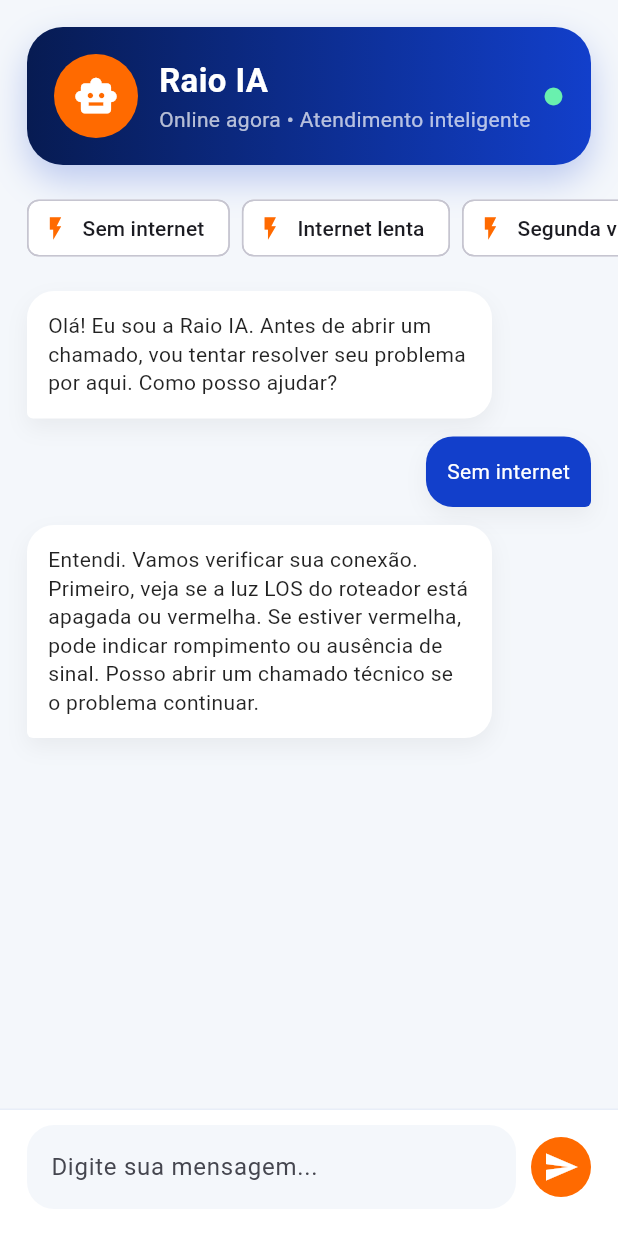
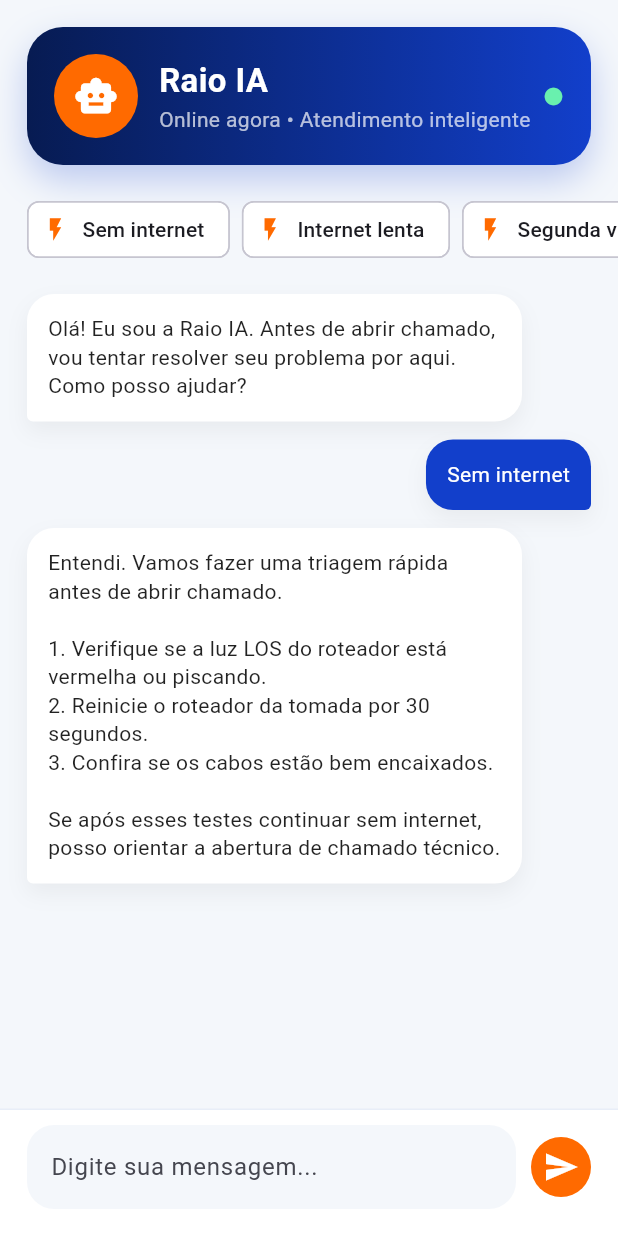
Before and after one commit to Cadinhohps/raio_fibra_app_v2, a Flutter app: the RaioIaPage screen opened directly, after a tap on "Sem internet", on a phone screen of 412 x 824 dp. Run offline on Flutter 3.47's test engine with Material 3 defaults, Android fonts, the phone set to English and light mode, and no system bars; Roboto replaces fonts that are missing (Arial).

Commit message:
Organiza Raio IA com model e service

```diff
--- /dev/null
+++ b/lib/models/chat_message_model.dart
@@ -0,0 +1,27 @@
+class ChatMessageModel {
+  final String text;
+  final bool fromUser;
+  final DateTime createdAt;
+
+  const ChatMessageModel({
+    required this.text,
+    required this.fromUser,
+    required this.createdAt,
+  });
+
+  factory ChatMessageModel.fromJson(Map<String, dynamic> json) {
+    return ChatMessageModel(
+      text: json['text'] ?? '',
+      fromUser: json['fromUser'] ?? false,
+      createdAt: DateTime.tryParse(json['createdAt'] ?? '') ?? DateTime.now(),
+    );
+  }
+
+  Map<String, dynamic> toJson() {
+    return {
+      'text': text,
+      'fromUser': fromUser,
+      'createdAt': createdAt.toIso8601String(),
+    };
+  }
+}
--- a/lib/screens/raio_ia_page.dart
+++ b/lib/screens/raio_ia_page.dart
@@ -1,6 +1,8 @@
 import 'package:flutter/material.dart';
+
+import '../models/chat_message_model.dart';
+import '../services/raio_ia_service.dart';
 import '../theme/app_theme.dart';
-import '../widgets/premium_card.dart';
 
 class RaioIaPage extends StatefulWidget {
   const RaioIaPage({super.key});
@@ -11,84 +13,113 @@ class RaioIaPage extends StatefulWidget {
 
 class _RaioIaPageState extends State<RaioIaPage> {
   final TextEditingController messageController = TextEditingController();
+  final ScrollController scrollController = ScrollController();
+  final RaioIaService raioIaService = RaioIaService();
 
-  final List<Map<String, dynamic>> messages = [
-    {
-      'fromUser': false,
-      'text':
-          'Olá! Eu sou a Raio IA. Antes de abrir um chamado, vou tentar resolver seu problema por aqui. Como posso ajudar?',
-    },
+  final List<ChatMessageModel> messages = [
+    ChatMessageModel(
+      fromUser: false,
+      text:
+          'Olá! Eu sou a Raio IA. Antes de abrir chamado, vou tentar resolver seu problema por aqui. Como posso ajudar?',
+      createdAt: DateTime.now(),
+    ),
   ];
 
-  void sendMessage(String text) {
-    if (text.trim().isEmpty) return;
+  bool isTyping = false;
+
+  void sendMessage(String text) async {
+    final message = text.trim();
+
+    if (message.isEmpty) return;
 
     setState(() {
-      messages.add({'fromUser': true, 'text': text.trim()});
+      messages.add(
+        ChatMessageModel(
+          text: message,
+          fromUser: true,
+          createdAt: DateTime.now(),
+        ),
+      );
 
-      messages.add({'fromUser': false, 'text': getMockResponse(text.trim())});
+      isTyping = true;
     });
 
     messageController.clear();
-  }
+    scrollToBottom();
 
-  String getMockResponse(String text) {
-    final lowerText = text.toLowerCase();
+    await Future.delayed(const Duration(milliseconds: 700));
 
-    if (lowerText.contains('sem internet') ||
-        lowerText.contains('caiu') ||
-        lowerText.contains('offline')) {
-      return 'Entendi. Vamos verificar sua conexão. Primeiro, veja se a luz LOS do roteador está apagada ou vermelha. Se estiver vermelha, pode indicar rompimento ou ausência de sinal. Posso abrir um chamado técnico se o problema continuar.';
-    }
+    final resposta = raioIaService.responder(message);
 
-    if (lowerText.contains('lenta') ||
-        lowerText.contains('devagar') ||
-        lowerText.contains('travando')) {
-      return 'Certo. Para lentidão, feche aplicativos pesados, reinicie o roteador e faça um teste de velocidade perto do equipamento. Se o resultado continuar baixo, posso registrar um chamado com prioridade.';
-    }
+    setState(() {
+      messages.add(
+        ChatMessageModel(
+          text: resposta,
+          fromUser: false,
+          createdAt: DateTime.now(),
+        ),
+      );
 
-    if (lowerText.contains('boleto') ||
-        lowerText.contains('fatura') ||
-        lowerText.contains('segunda via') ||
-        lowerText.contains('pix')) {
-      return 'Posso te ajudar com a fatura. Acesse a aba Faturas para visualizar segunda via, PIX copia e cola e pagamento online.';
-    }
+      isTyping = false;
+    });
 
-    if (lowerText.contains('chamado') ||
-        lowerText.contains('técnico') ||
-        lowerText.contains('tecnico')) {
-      return 'Antes de abrir o chamado, vou registrar algumas informações: tipo do problema, horário em que começou e se já reiniciou o roteador. Isso ajuda o suporte a resolver mais rápido.';
-    }
-
-    return 'Entendi. Vou analisar sua solicitação. Você pode me informar se o problema é técnico, financeiro, alteração de plano ou atendimento comercial?';
+    scrollToBottom();
   }
 
   void sendQuickOption(String text) {
     sendMessage(text);
   }
 
+  void scrollToBottom() {
+    Future.delayed(const Duration(milliseconds: 120), () {
+      if (!scrollController.hasClients) return;
+
+      scrollController.animateTo(
+        scrollController.position.maxScrollExtent,
+        duration: const Duration(milliseconds: 350),
+        curve: Curves.easeOut,
+      );
+    });
+  }
+
+  @override
+  void dispose() {
+    messageController.dispose();
+    scrollController.dispose();
+    super.dispose();
+  }
+
   @override
   Widget build(BuildContext context) {
-    return SafeArea(
+    return Scaffold(
+      backgroundColor: AppColors.lightGray,
+      body: SafeArea(
         child: Column(
           children: [
             _buildHeader(),
             _buildQuickOptions(),
             Expanded(
               child: ListView.builder(
+                controller: scrollController,
                 padding: const EdgeInsets.all(18),
-              itemCount: messages.length,
+                itemCount: messages.length + (isTyping ? 1 : 0),
                 itemBuilder: (context, index) {
+                  if (isTyping && index == messages.length) {
+                    return const TypingBubble();
+                  }
+
                   final message = messages[index];
+
                   return ChatBubble(
-                  text: message['text'],
-                  fromUser: message['fromUser'],
+                    text: message.text,
+                    fromUser: message.fromUser,
                   );
                 },
               ),
             ),
             _buildInput(),
           ],
+        ),
       ),
     );
   }
@@ -149,10 +180,12 @@ class _RaioIaPageState extends State<RaioIaPage> {
       'Internet lenta',
       'Segunda via',
       'Abrir chamado',
+      'Problema no Wi-Fi',
+      'Upgrade de plano',
     ];
 
     return SizedBox(
-      height: 48,
+      height: 50,
       child: ListView.separated(
         padding: const EdgeInsets.symmetric(horizontal: 18),
         scrollDirection: Axis.horizontal,
@@ -225,7 +258,7 @@ class ChatBubble extends StatelessWidget {
     return Align(
       alignment: fromUser ? Alignment.centerRight : Alignment.centerLeft,
       child: Container(
-        constraints: const BoxConstraints(maxWidth: 310),
+        constraints: const BoxConstraints(maxWidth: 330),
         margin: const EdgeInsets.only(bottom: 12),
         padding: const EdgeInsets.all(14),
         decoration: BoxDecoration(
@@ -255,3 +288,44 @@ class ChatBubble extends StatelessWidget {
     );
   }
 }
+
+class TypingBubble extends StatelessWidget {
+  const TypingBubble({super.key});
+
+  @override
+  Widget build(BuildContext context) {
+    return Align(
+      alignment: Alignment.centerLeft,
+      child: Container(
+        margin: const EdgeInsets.only(bottom: 12),
+        padding: const EdgeInsets.symmetric(horizontal: 16, vertical: 12),
+        decoration: BoxDecoration(
+          color: Colors.white,
+          borderRadius: BorderRadius.circular(18),
+          boxShadow: [
+            BoxShadow(
+              color: Colors.black.withOpacity(0.05),
+              blurRadius: 12,
+              offset: const Offset(0, 6),
+            ),
+          ],
+        ),
+        child: const Row(
+          mainAxisSize: MainAxisSize.min,
+          children: [
+            SizedBox(
+              width: 14,
+              height: 14,
+              child: CircularProgressIndicator(
+                strokeWidth: 2,
+                color: AppColors.secondaryBlue,
+              ),
+            ),
+            SizedBox(width: 10),
+            Text('Raio IA digitando...', style: TextStyle(color: Colors.grey)),
+          ],
+        ),
+      ),
+    );
+  }
+}
--- /dev/null
+++ b/lib/services/raio_ia_service.dart
@@ -0,0 +1,79 @@
+class RaioIaService {
+  String responder(String mensagem) {
+    final texto = mensagem.toLowerCase();
+
+    if (texto.contains('sem internet') ||
+        texto.contains('caiu') ||
+        texto.contains('offline') ||
+        texto.contains('não funciona') ||
+        texto.contains('nao funciona')) {
+      return 'Entendi. Vamos fazer uma triagem rápida antes de abrir chamado.\n\n'
+          '1. Verifique se a luz LOS do roteador está vermelha ou piscando.\n'
+          '2. Reinicie o roteador da tomada por 30 segundos.\n'
+          '3. Confira se os cabos estão bem encaixados.\n\n'
+          'Se após esses testes continuar sem internet, posso orientar a abertura de chamado técnico.';
+    }
+
+    if (texto.contains('lenta') ||
+        texto.contains('devagar') ||
+        texto.contains('travando') ||
+        texto.contains('lentidão') ||
+        texto.contains('lentidao')) {
+      return 'Certo. Para internet lenta, vamos verificar alguns pontos:\n\n'
+          '1. Teste perto do roteador.\n'
+          '2. Feche vídeos, downloads e jogos.\n'
+          '3. Reinicie o roteador.\n'
+          '4. Faça um teste de velocidade.\n\n'
+          'Se o resultado continuar muito abaixo do plano, podemos abrir chamado com prioridade.';
+    }
+
+    if (texto.contains('boleto') ||
+        texto.contains('fatura') ||
+        texto.contains('segunda via') ||
+        texto.contains('pix') ||
+        texto.contains('pagar')) {
+      return 'Posso ajudar com isso. Vá na aba Faturas para consultar a fatura atual, PIX copia e cola, QR Code e botão de pagamento.\n\n'
+          'Na versão final, essa consulta será integrada ao SGP e ao Mercado Pago.';
+    }
+
+    if (texto.contains('chamado') ||
+        texto.contains('técnico') ||
+        texto.contains('tecnico') ||
+        texto.contains('suporte')) {
+      return 'Antes de abrir o chamado, preciso entender melhor:\n\n'
+          'Qual é o problema?\n'
+          'Quando começou?\n'
+          'Já reiniciou o roteador?\n'
+          'A luz LOS está vermelha?\n\n'
+          'Com essas informações, o chamado chega mais completo para o suporte.';
+    }
+
+    if (texto.contains('plano') ||
+        texto.contains('upgrade') ||
+        texto.contains('velocidade') ||
+        texto.contains('promoção') ||
+        texto.contains('promocao')) {
+      return 'Temos opções de upgrade e promoções disponíveis. Na versão final, vou consultar os planos ativos do provedor e sugerir o melhor plano para seu perfil de uso.';
+    }
+
+    if (texto.contains('wifi') ||
+        texto.contains('senha') ||
+        texto.contains('roteador')) {
+      return 'Para problemas de Wi-Fi, verifique:\n\n'
+          '1. Se está conectado na rede correta.\n'
+          '2. Se a senha foi alterada recentemente.\n'
+          '3. Se o roteador está em local aberto.\n'
+          '4. Se há muitos dispositivos conectados.\n\n'
+          'Na versão final, a função “Meu Wi-Fi” poderá mostrar nome da rede, senha e dispositivos.';
+    }
+
+    return 'Entendi. Vou tentar te ajudar antes de abrir chamado.\n\n'
+        'Você pode me dizer se o assunto é:\n'
+        '• Sem internet\n'
+        '• Internet lenta\n'
+        '• Fatura ou PIX\n'
+        '• Suporte técnico\n'
+        '• Mudança de plano\n'
+        '• Wi-Fi';
+  }
+}
```
Lines whose indentation alone changed are shown as unchanged.
